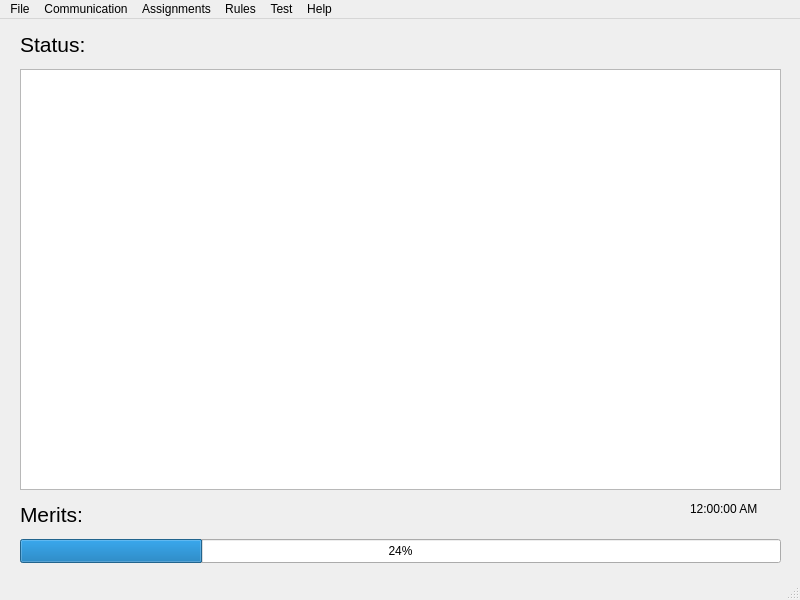
Old version of the form cyberdom.ui in the repository MijersOne/CyberDom-Qt.
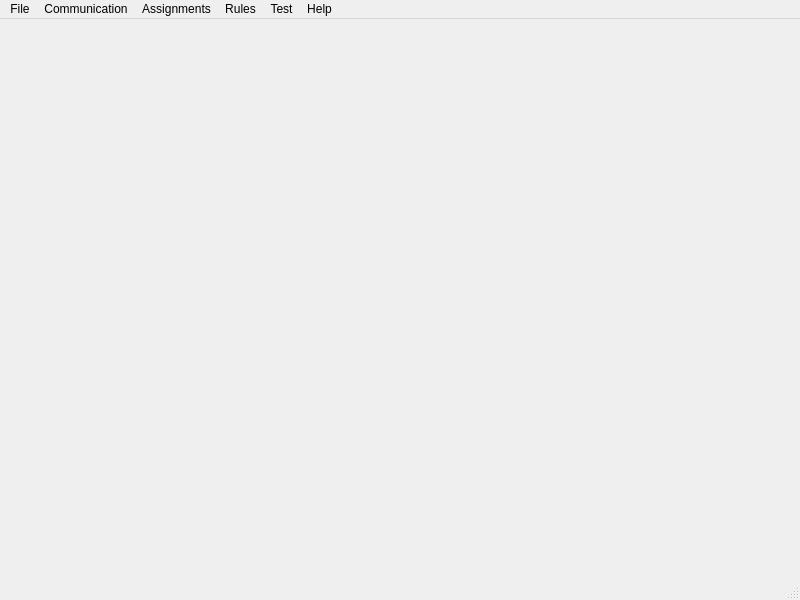
New version of the form.

Diff of the .ui file:
```diff
--- a/cyberdom.ui
+++ b/cyberdom.ui
@@ -13,103 +13,10 @@
   <property name="windowTitle">
    <string>CyberDom</string>
   </property>
-  <widget class="QWidget" name="centralwidget">
-   <widget class="QTextBrowser" name="textBrowser">
-    <property name="geometry">
-     <rect>
-      <x>20</x>
-      <y>50</y>
-      <width>761</width>
-      <height>421</height>
-     </rect>
-    </property>
-   </widget>
-   <widget class="QLabel" name="lbl_Merits">
-    <property name="geometry">
-     <rect>
-      <x>20</x>
-      <y>480</y>
-      <width>121</width>
-      <height>31</height>
-     </rect>
-    </property>
-    <property name="font">
-     <font>
-      <pointsize>16</pointsize>
-     </font>
-    </property>
-    <property name="text">
-     <string>Merits:</string>
-    </property>
-   </widget>
-   <widget class="QProgressBar" name="progressBar">
-    <property name="geometry">
-     <rect>
-      <x>20</x>
-      <y>520</y>
-      <width>761</width>
-      <height>24</height>
-     </rect>
-    </property>
-    <property name="sizePolicy">
-     <sizepolicy hsizetype="Expanding" vsizetype="Fixed">
-      <horstretch>0</horstretch>
-      <verstretch>0</verstretch>
-     </sizepolicy>
-    </property>
-    <property name="minimumSize">
-     <size>
-      <width>0</width>
-      <height>0</height>
-     </size>
-    </property>
-    <property name="sizeIncrement">
-     <size>
-      <width>0</width>
-      <height>0</height>
-     </size>
-    </property>
-    <property name="baseSize">
-     <size>
-      <width>0</width>
-      <height>0</height>
-     </size>
-    </property>
-    <property name="value">
-     <number>24</number>
-    </property>
-   </widget>
-   <widget class="QLabel" name="lbl_Status">
-    <property name="geometry">
-     <rect>
-      <x>20</x>
-      <y>10</y>
-      <width>491</width>
-      <height>31</height>
-     </rect>
-    </property>
-    <property name="font">
-     <font>
-      <pointsize>16</pointsize>
-     </font>
-    </property>
-    <property name="text">
-     <string>Status:</string>
-    </property>
-   </widget>
-   <widget class="QLabel" name="clockLabel">
-    <property name="geometry">
-     <rect>
-      <x>690</x>
-      <y>480</y>
-      <width>91</width>
-      <height>20</height>
-     </rect>
-    </property>
-    <property name="text">
-     <string>12:00:00 AM</string>
-    </property>
-   </widget>
+  <widget class="QMenu" name="menuReport">
+   <property name="title">
+    <string>Report</string>
+   </property>
   </widget>
   <widget class="QMenuBar" name="menubar">
    <property name="geometry">
```
Left out of the diff: 14 changed lines with no effect on the pictures.
